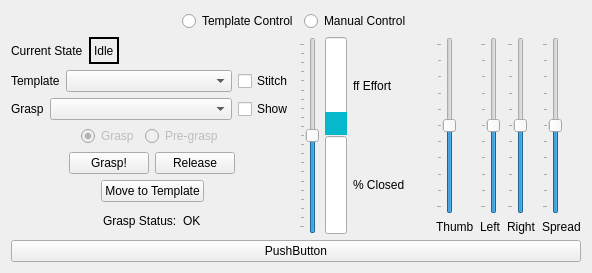
team-vigir/vigir_ocs_common, file vigir_ocs_grasp_widget/src/graspWidget.ui: the form before one commit.
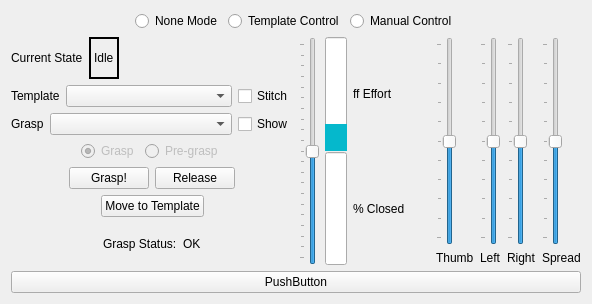
The form after the commit.

Commit message: fixed window names and added none grasp mode button

What changed in the file:
```diff
--- a/vigir_ocs_grasp_widget/src/graspWidget.ui
+++ b/vigir_ocs_grasp_widget/src/graspWidget.ui
@@ -7,7 +7,7 @@
     <x>0</x>
     <y>0</y>
     <width>592</width>
-    <height>273</height>
+    <height>304</height>
    </rect>
   </property>
   <property name="windowTitle">
@@ -29,6 +29,13 @@
        </property>
       </spacer>
      </item>
+     <item>
+      <widget class="QRadioButton" name="noneRadio">
+       <property name="text">
+        <string>None Mode</string>
+       </property>
+      </widget>
+     </item>
      <item>
       <widget class="QRadioButton" name="templateRadio">
        <property name="text">
```
The commit also changes 5 other files.
